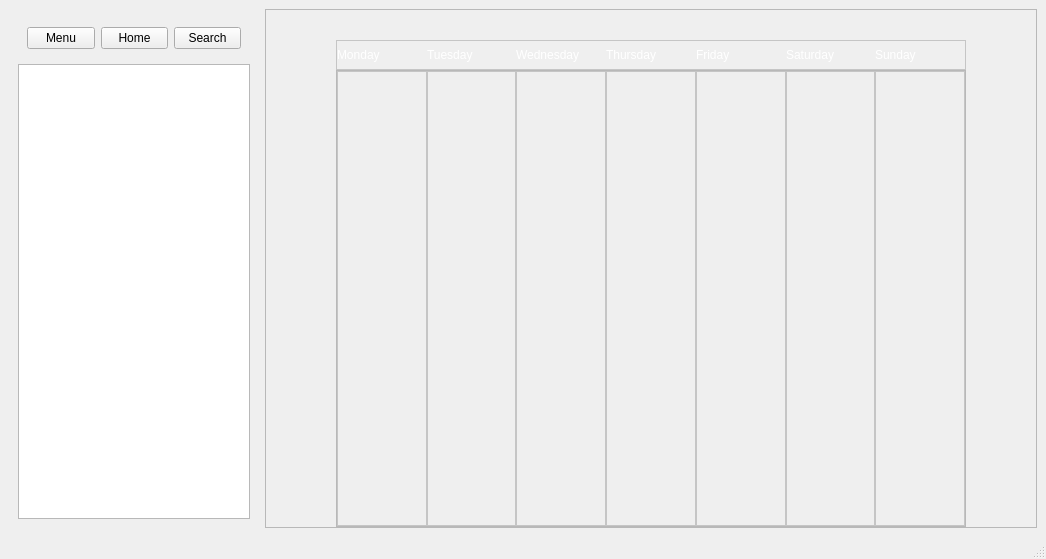
The window that calendar.ui (ZiggyOliver/TaskBucket) describes before a commit, drawn with Qt 5.
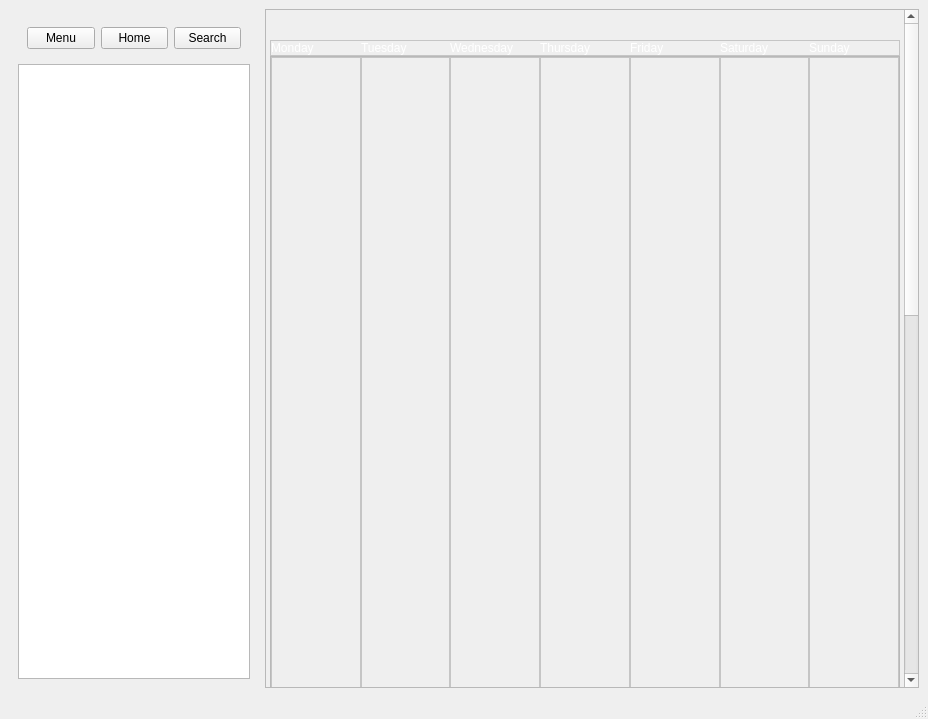
The same window after the commit.

Commit message: Work on calendar mostly complete

Patch:
```diff
--- a/calendar.ui
+++ b/calendar.ui
@@ -6,8 +6,8 @@
    <rect>
     <x>0</x>
     <y>0</y>
-    <width>1046</width>
-    <height>559</height>
+    <width>928</width>
+    <height>719</height>
    </rect>
   </property>
   <property name="windowTitle">
@@ -95,8 +95,8 @@
         <rect>
          <x>0</x>
          <y>0</y>
-         <width>770</width>
-         <height>495</height>
+         <width>638</width>
+         <height>1509</height>
         </rect>
        </property>
        <property name="sizePolicy">
@@ -787,11 +787,17 @@
            <item>
             <widget class="QFrame" name="days">
              <property name="sizePolicy">
-              <sizepolicy hsizetype="MinimumExpanding" vsizetype="MinimumExpanding">
+              <sizepolicy hsizetype="Preferred" vsizetype="Fixed">
                <horstretch>0</horstretch>
                <verstretch>0</verstretch>
               </sizepolicy>
              </property>
+             <property name="minimumSize">
+              <size>
+               <width>0</width>
+               <height>1460</height>
+              </size>
+             </property>
              <property name="frameShape">
               <enum>QFrame::Shape::StyledPanel</enum>
              </property>
@@ -803,7 +809,7 @@
                <number>0</number>
               </property>
               <property name="sizeConstraint">
-               <enum>QLayout::SizeConstraint::SetMinimumSize</enum>
+               <enum>QLayout::SizeConstraint::SetDefaultConstraint</enum>
               </property>
               <property name="leftMargin">
                <number>0</number>
@@ -820,7 +826,7 @@
               <item>
                <widget class="QFrame" name="Aday_2">
                 <property name="sizePolicy">
-                 <sizepolicy hsizetype="MinimumExpanding" vsizetype="MinimumExpanding">
+                 <sizepolicy hsizetype="Preferred" vsizetype="MinimumExpanding">
                   <horstretch>0</horstretch>
                   <verstretch>0</verstretch>
                  </sizepolicy>
@@ -1345,6 +1351,12 @@
                  </item>
                  <item>
                   <spacer name="verticalSpacer_9">
+                   <property name="sizePolicy">
+                    <sizepolicy hsizetype="Preferred" vsizetype="Expanding">
+                     <horstretch>0</horstretch>
+                     <verstretch>0</verstretch>
+                    </sizepolicy>
+                   </property>
                    <property name="orientation">
                     <enum>Qt::Orientation::Vertical</enum>
                    </property>
@@ -1362,7 +1374,7 @@
               <item>
                <widget class="QFrame" name="Bday_2">
                 <property name="sizePolicy">
-                 <sizepolicy hsizetype="MinimumExpanding" vsizetype="MinimumExpanding">
+                 <sizepolicy hsizetype="Preferred" vsizetype="MinimumExpanding">
                   <horstretch>0</horstretch>
                   <verstretch>0</verstretch>
                  </sizepolicy>
@@ -1887,6 +1899,12 @@
                  </item>
                  <item>
                   <spacer name="Bspacer">
+                   <property name="sizePolicy">
+                    <sizepolicy hsizetype="Preferred" vsizetype="Expanding">
+                     <horstretch>0</horstretch>
+                     <verstretch>0</verstretch>
+                    </sizepolicy>
+                   </property>
                    <property name="orientation">
                     <enum>Qt::Orientation::Vertical</enum>
                    </property>
@@ -1904,7 +1922,7 @@
               <item>
                <widget class="QFrame" name="Cday_2">
                 <property name="sizePolicy">
-                 <sizepolicy hsizetype="MinimumExpanding" vsizetype="MinimumExpanding">
+                 <sizepolicy hsizetype="Preferred" vsizetype="MinimumExpanding">
                   <horstretch>0</horstretch>
                   <verstretch>0</verstretch>
                  </sizepolicy>
@@ -2429,6 +2447,12 @@
                  </item>
                  <item>
                   <spacer name="Cspacer">
+                   <property name="sizePolicy">
+                    <sizepolicy hsizetype="Preferred" vsizetype="Expanding">
+                     <horstretch>0</horstretch>
+                     <verstretch>0</verstretch>
+                    </sizepolicy>
+                   </property>
                    <property name="orientation">
                     <enum>Qt::Orientation::Vertical</enum>
                    </property>
@@ -2446,7 +2470,7 @@
               <item>
                <widget class="QFrame" name="Dday_2">
                 <property name="sizePolicy">
-                 <sizepolicy hsizetype="MinimumExpanding" vsizetype="MinimumExpanding">
+                 <sizepolicy hsizetype="Preferred" vsizetype="MinimumExpanding">
                   <horstretch>0</horstretch>
                   <verstretch>0</verstretch>
                  </sizepolicy>
@@ -2971,6 +2995,12 @@
                  </item>
                  <item>
                   <spacer name="verticalSpacer_12">
+                   <property name="sizePolicy">
+                    <sizepolicy hsizetype="Preferred" vsizetype="Expanding">
+                     <horstretch>0</horstretch>
+                     <verstretch>0</verstretch>
+                    </sizepolicy>
+                   </property>
                    <property name="orientation">
                     <enum>Qt::Orientation::Vertical</enum>
                    </property>
@@ -2988,7 +3018,7 @@
               <item>
                <widget class="QFrame" name="Eday_2">
                 <property name="sizePolicy">
-                 <sizepolicy hsizetype="MinimumExpanding" vsizetype="MinimumExpanding">
+                 <sizepolicy hsizetype="Preferred" vsizetype="MinimumExpanding">
                   <horstretch>0</horstretch>
                   <verstretch>0</verstretch>
                  </sizepolicy>
@@ -3513,6 +3543,12 @@
                  </item>
                  <item>
                   <spacer name="Espacer">
+                   <property name="sizePolicy">
+                    <sizepolicy hsizetype="Preferred" vsizetype="Expanding">
+                     <horstretch>0</horstretch>
+                     <verstretch>0</verstretch>
+                    </sizepolicy>
+                   </property>
                    <property name="orientation">
                     <enum>Qt::Orientation::Vertical</enum>
                    </property>
@@ -3530,7 +3566,7 @@
               <item>
                <widget class="QFrame" name="Fday_2">
                 <property name="sizePolicy">
-                 <sizepolicy hsizetype="MinimumExpanding" vsizetype="MinimumExpanding">
+                 <sizepolicy hsizetype="Preferred" vsizetype="MinimumExpanding">
                   <horstretch>0</horstretch>
                   <verstretch>0</verstretch>
                  </sizepolicy>
@@ -4055,6 +4091,12 @@
                  </item>
                  <item>
                   <spacer name="Fspacer">
+                   <property name="sizePolicy">
+                    <sizepolicy hsizetype="Preferred" vsizetype="Expanding">
+                     <horstretch>0</horstretch>
+                     <verstretch>0</verstretch>
+                    </sizepolicy>
+                   </property>
                    <property name="orientation">
                     <enum>Qt::Orientation::Vertical</enum>
                    </property>
@@ -4072,7 +4114,7 @@
               <item>
                <widget class="QFrame" name="Gday_2">
                 <property name="sizePolicy">
-                 <sizepolicy hsizetype="MinimumExpanding" vsizetype="MinimumExpanding">
+                 <sizepolicy hsizetype="Preferred" vsizetype="MinimumExpanding">
                   <horstretch>0</horstretch>
                   <verstretch>0</verstretch>
                  </sizepolicy>
```
Left out of the diff: 44 changed lines with no effect on the pictures. The commit also changes 33 other files.
